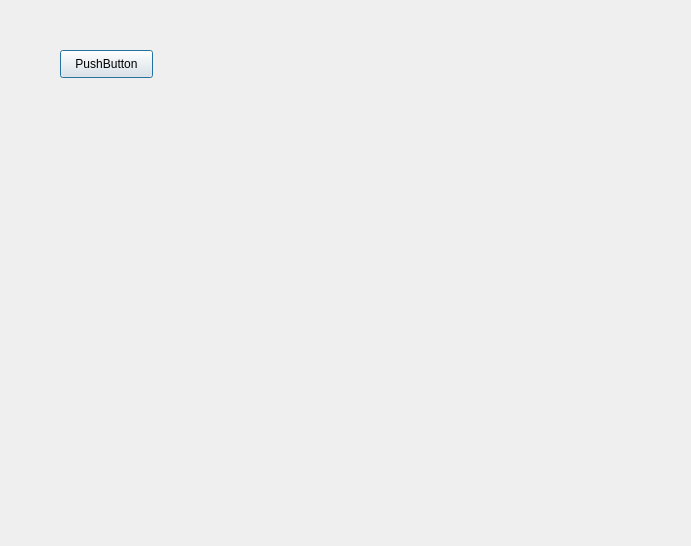
Above: test.ui from Kimjongsoo/DataChart before the change. Below: the same form after it.
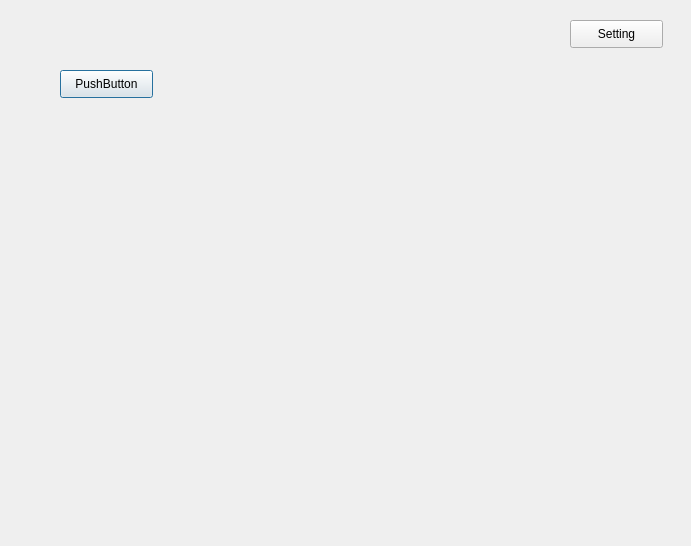
That is the form after the change.

Commit message: add setting ui, tooltip

```diff
--- a/test.ui
+++ b/test.ui
@@ -17,7 +17,7 @@
    <property name="geometry">
     <rect>
      <x>60</x>
-     <y>50</y>
+     <y>70</y>
      <width>93</width>
      <height>28</height>
     </rect>
@@ -30,12 +30,25 @@
    <property name="geometry">
     <rect>
      <x>190</x>
-     <y>50</y>
+     <y>70</y>
      <width>481</width>
      <height>241</height>
     </rect>
    </property>
   </widget>
+  <widget class="QPushButton" name="pushButton_2">
+   <property name="geometry">
+    <rect>
+     <x>570</x>
+     <y>20</y>
+     <width>93</width>
+     <height>28</height>
+    </rect>
+   </property>
+   <property name="text">
+    <string>Setting</string>
+   </property>
+  </widget>
  </widget>
  <resources/>
  <connections/>
```
The commit also changes 3 other files.
